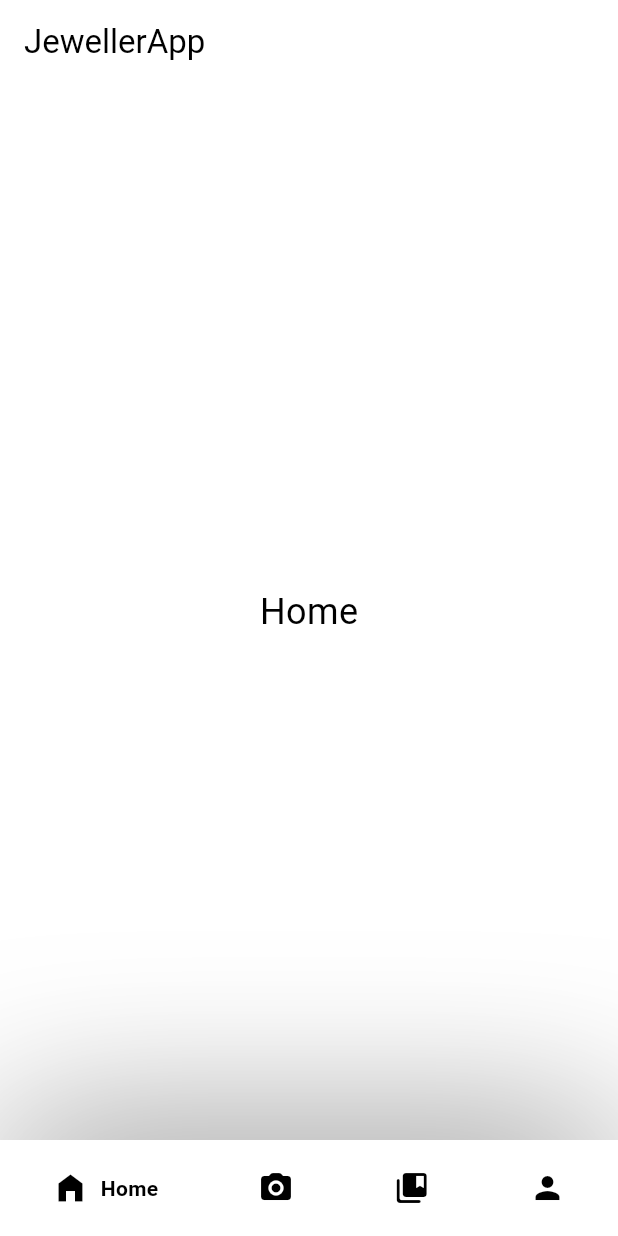
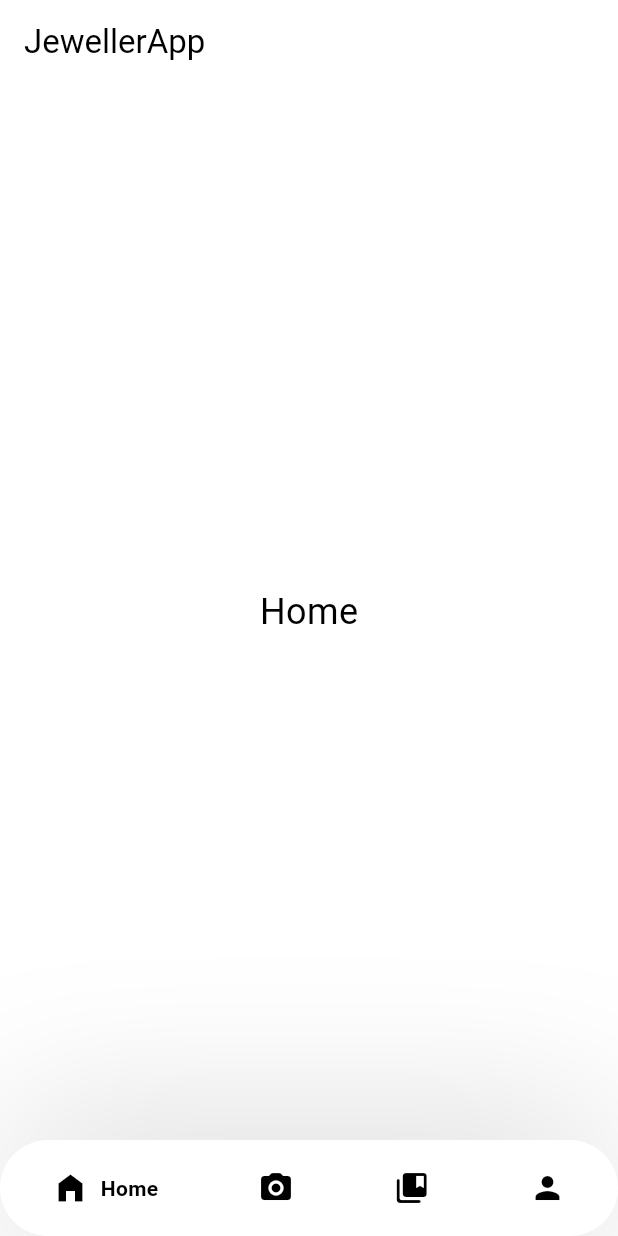
Before and after one commit to m-sharique/JewelleryApp, a Flutter app: the screen it shows after launch, on a phone screen of 412 x 824 dp. Run offline on Flutter 3.47's test engine with Material 3 defaults, Android fonts, the phone set to English and light mode, and no system bars; drawn by our look-alikes of google_nav_bar; our stand-ins replace image_picker; missing offline and left inert: google_ml_kit, google_mlkit_object_detection.

Commit message:
Few Changes

```diff
--- a/lib/pages/home.dart
+++ b/lib/pages/home.dart
@@ -35,10 +35,11 @@ class _HomePageState extends State<HomePage> {
       bottomNavigationBar: Container(
         decoration: BoxDecoration(
           color: Theme.of(context).colorScheme.background,
+          borderRadius: BorderRadius.circular(40),
           boxShadow: const [
             BoxShadow(
               blurRadius: 100,
-              color: Color.fromRGBO(50, 50, 50, 0.7),
+              color: Color.fromRGBO(150, 150, 150, 0.5),
             )
           ],
         ),
--- a/lib/widgets/home_page_widget.dart
+++ b/lib/widgets/home_page_widget.dart
@@ -1,7 +1,13 @@
 import 'package:flutter/material.dart';
 
-class HomePageWidget extends StatelessWidget {
+class HomePageWidget extends StatefulWidget {
   const HomePageWidget({super.key});
+
+  @override
+  State<HomePageWidget> createState() => _HomePageWidgetState();
+}
+
+class _HomePageWidgetState extends State<HomePageWidget> {
 
   @override
   Widget build(BuildContext context) {
```
Also changed, not shown: 1 other file.
